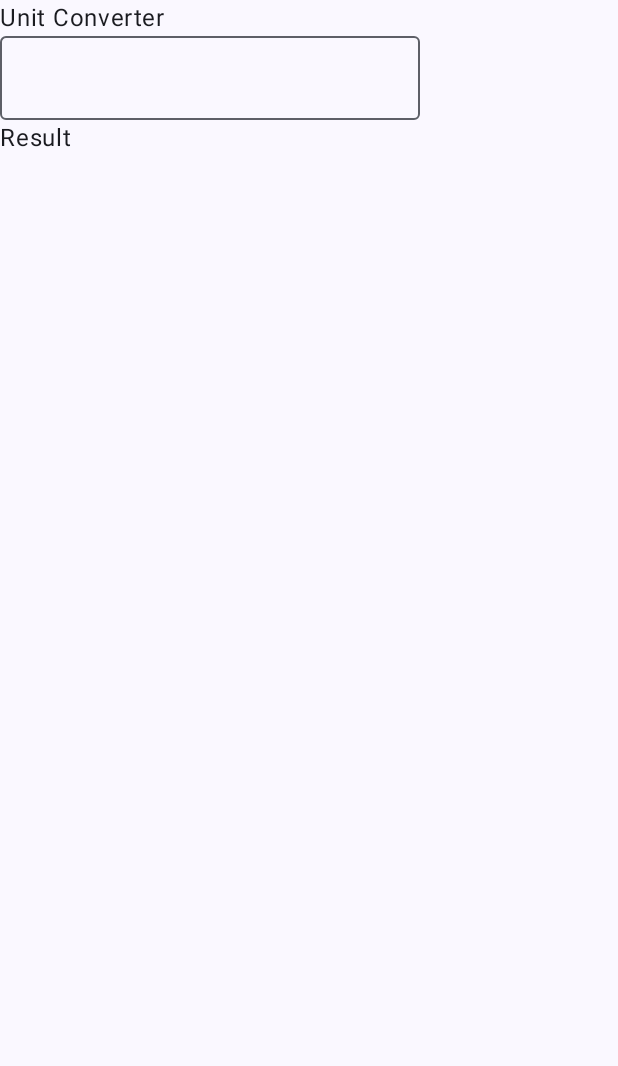
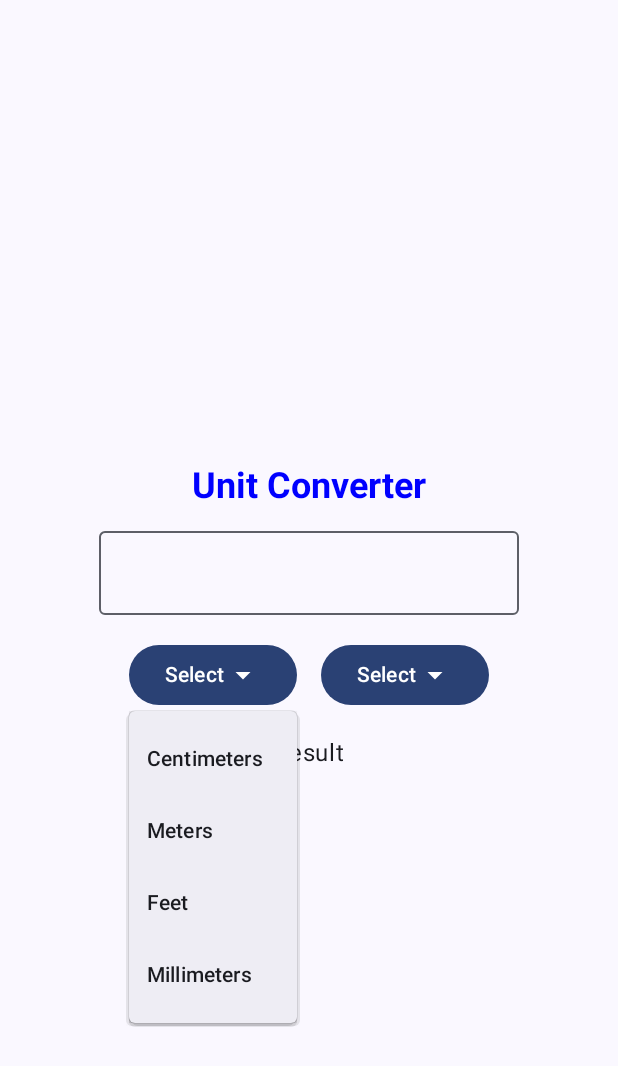
Before and after one commit to mishad01/Kotlin, an Android app built with Jetpack Compose: the screen it shows after launch (MainActivity), on a phone screen of 412 x 824 dp. Shown: the top 1066 px of the screen. Run offline under Robolectric (Android 15) with nearby library versions, the phone set to English and light mode, and no system bars.

Commit message:
Button, OnClick, Toast,  Box, Icons and DropDownMenus, Modifier, VerticalArrangement and HorizontalAlignment, Spacer vs Padding,Adding DropdownMenus and DropDownMenuItems

```diff
--- a/7_unit_converter_app/app/src/main/java/com/example/a7_unit_converter_app/MainActivity.kt
+++ b/7_unit_converter_app/app/src/main/java/com/example/a7_unit_converter_app/MainActivity.kt
@@ -1,24 +1,42 @@
 package com.example.a7_unit_converter_app
 
 import android.os.Bundle
+import android.widget.Toast
 import androidx.activity.ComponentActivity
 import androidx.activity.compose.setContent
 import androidx.activity.enableEdgeToEdge
+import androidx.compose.foundation.layout.Arrangement
+import androidx.compose.foundation.layout.Box
 import androidx.compose.foundation.layout.Column
 import androidx.compose.foundation.layout.Row
 import androidx.compose.foundation.layout.Spacer
 import androidx.compose.foundation.layout.fillMaxSize
+import androidx.compose.foundation.layout.height
 import androidx.compose.foundation.layout.padding
+import androidx.compose.foundation.layout.width
+import androidx.compose.material.icons.Icons
+import androidx.compose.material.icons.filled.ArrowDropDown
+import androidx.compose.material3.Button
+import androidx.compose.material3.DropdownMenu
+import androidx.compose.material3.DropdownMenuItem
+import androidx.compose.material3.Icon
 import androidx.compose.material3.OutlinedTextField
 import androidx.compose.material3.Scaffold
 import androidx.compose.material3.Surface
 import androidx.compose.material3.Text
 import androidx.compose.material3.TextField
 import androidx.compose.runtime.Composable
+import androidx.compose.ui.Alignment
 import androidx.compose.ui.Modifier
+import androidx.compose.ui.graphics.Color
+import androidx.compose.ui.platform.LocalContext
 import androidx.compose.ui.text.TextStyle
+import androidx.compose.ui.text.font.FontWeight
 import androidx.compose.ui.tooling.preview.Preview
+import androidx.compose.ui.unit.dp
+import androidx.compose.ui.unit.sp
 import com.example.a7_unit_converter_app.ui.theme._7_unit_converter_appTheme
+
 /*class MainActivity : ComponentActivity() {
     // MainActivity inherits from ComponentActivity, serving as the entry point of the app.
     override fun onCreate(savedInstanceState: Bundle?) {
@@ -57,7 +75,11 @@ class MainActivity : ComponentActivity() {
         setContent {
             _7_unit_converter_appTheme {
                 Scaffold(modifier = Modifier.fillMaxSize()) { innerPadding ->
-                    Surface(modifier = Modifier.padding(innerPadding).fillMaxSize()) {
+                    Surface(
+                        modifier = Modifier
+                            .padding(innerPadding)
+                            .fillMaxSize()
+                    ) {
                         UnitConverter()
                     }
                 }
@@ -67,15 +89,52 @@ class MainActivity : ComponentActivity() {
 }
 
 @Composable
-fun UnitConverter(){
-    Column {
-        Text("Unit Converter")
+fun UnitConverter() {
+    Column(
+        modifier = Modifier.fillMaxSize(),
+        verticalArrangement = Arrangement.Center,
+        horizontalAlignment = Alignment.CenterHorizontally
+    ) {
+        Text(
+            "Unit Converter",
+            color = Color.Blue,
+            style = TextStyle(fontSize = 24.sp, fontWeight = FontWeight.Bold)
+        )
+        Spacer(modifier = Modifier.height(16.dp))
         OutlinedTextField(value = "", onValueChange = {})
+        Spacer(modifier = Modifier.height(16.dp))
         Row {
+            Box {
+                Button(onClick = {}) {
+                    Text("Select")
+                    Icon(Icons.Default.ArrowDropDown, contentDescription = "Arrow Down")
+                }
+                DropdownMenu(expanded = true, onDismissRequest = {}) {
+                    DropdownMenuItem(text = { Text("Centimeters ") }, onClick = {})
+                    DropdownMenuItem(text = { Text("Meters ") }, onClick = {})
+                    DropdownMenuItem(text = { Text("Feet ") }, onClick = {})
+                    DropdownMenuItem(text = { Text("Millimeters ") }, onClick = {})
+                }
+            }
+            Spacer(modifier = Modifier.width(16.dp))
+            Box {
+                Button(onClick = {}) {
+                    Text("Select")
+                    Icon(Icons.Default.ArrowDropDown, contentDescription = "Arrow Down")
+                }
+                DropdownMenu(expanded = false, onDismissRequest = {}) {
+                    DropdownMenuItem(text = { Text("Centimeters ") }, onClick = {})
+                    DropdownMenuItem(text = { Text("Meters ") }, onClick = {})
+                    DropdownMenuItem(text = { Text("Feet ") }, onClick = {})
+                    DropdownMenuItem(text = { Text("Millimeters ") }, onClick = {})
+                }
+            }
         }
+        Spacer(modifier = Modifier.height(16.dp))
         Text("Result")
     }
 }
+
 @Composable
 fun Greeting(name: String, modifier: Modifier = Modifier) {
     Text(
@@ -86,6 +145,6 @@ fun Greeting(name: String, modifier: Modifier = Modifier) {
 
 @Preview(showBackground = true)
 @Composable
-fun UnitConverterPreview(){
+fun UnitConverterPreview() {
     UnitConverter()
 }
```
